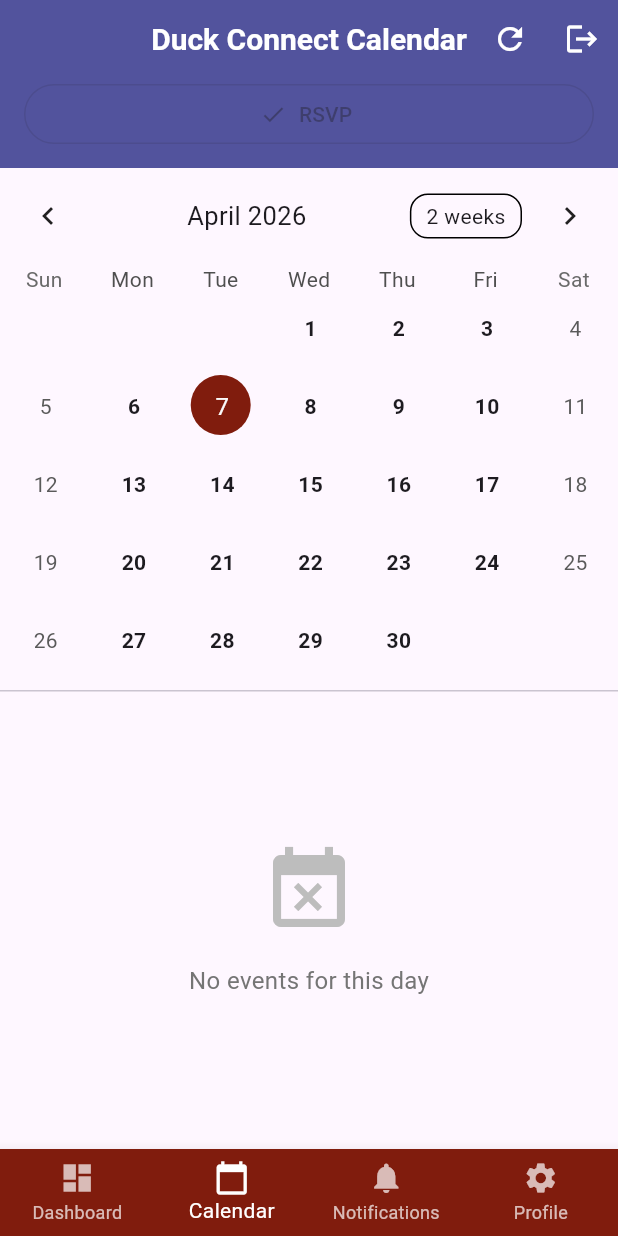
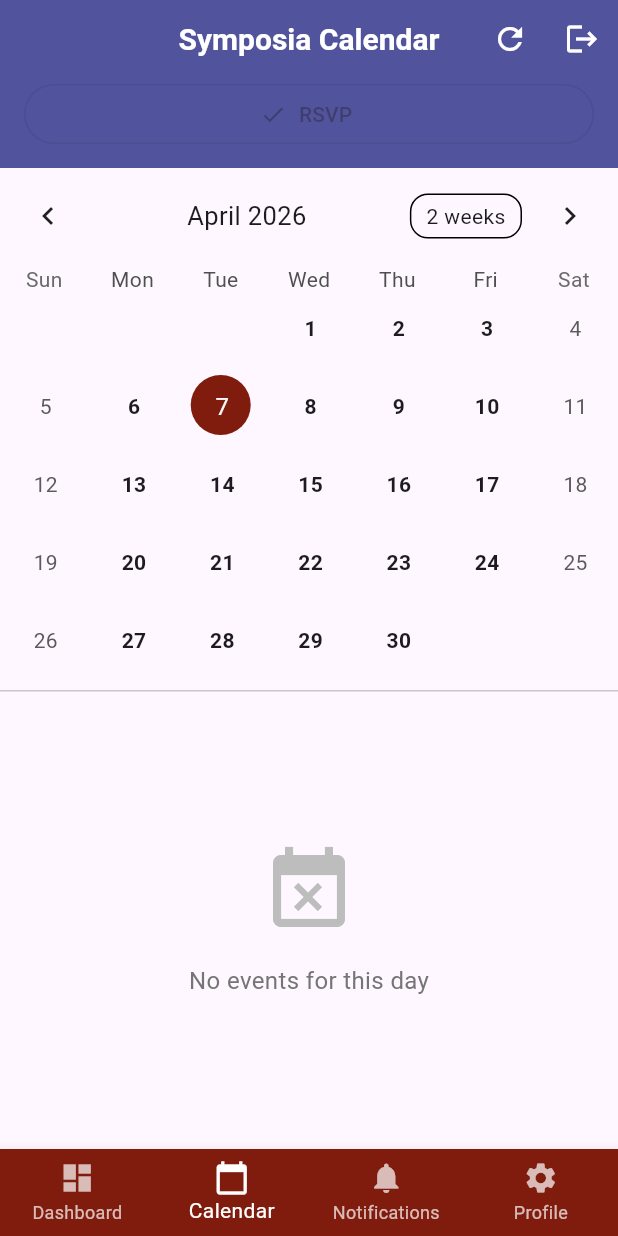
Before and after one commit to Jgalligan1/GreekConnect, a Flutter app: the screen it shows once a user with an empty profile is signed in, item 2 of the bottom bar chosen, on a phone screen of 412 x 824 dp. Run offline on Flutter 3.47's test engine with Material 3 defaults, Android fonts, the phone set to English and light mode, and no system bars; drawn by our look-alikes of table_calendar; our stand-ins replace cloud_firestore, firebase_auth, firebase_core, shared_preferences; missing offline and left inert: dart:html; accounts and stored records are empty.

Commit message:
UI updates

```diff
--- a/greek_connect/lib/main.dart
+++ b/greek_connect/lib/main.dart
@@ -30,7 +30,7 @@ class gcMyApp extends StatelessWidget {
   Widget build(BuildContext context) {
     return MaterialApp(
       debugShowCheckedModeBanner: false,
-      title: 'Duck Connect',
+      title: 'Symposia',
       theme: ThemeData(
         primarySwatch: Colors.blue,
         primaryColor: Colors.blueAccent,
--- a/greek_connect/lib/screens/calendar_screen.dart
+++ b/greek_connect/lib/screens/calendar_screen.dart
@@ -173,7 +173,7 @@ class _gcCalendarScreenState extends State<gcCalendarScreen> {
   Widget build(BuildContext context) {
     return Scaffold(
       appBar: AppBar(
-        title: const Text('Duck Connect Calendar'),
+        title: const Text('Symposia Calendar'),
         backgroundColor: _mode == CalendarMode.rsvp
             ? const Color(0xFF51539C)
             : null,
```
Also changed, not shown: 1 other file.
